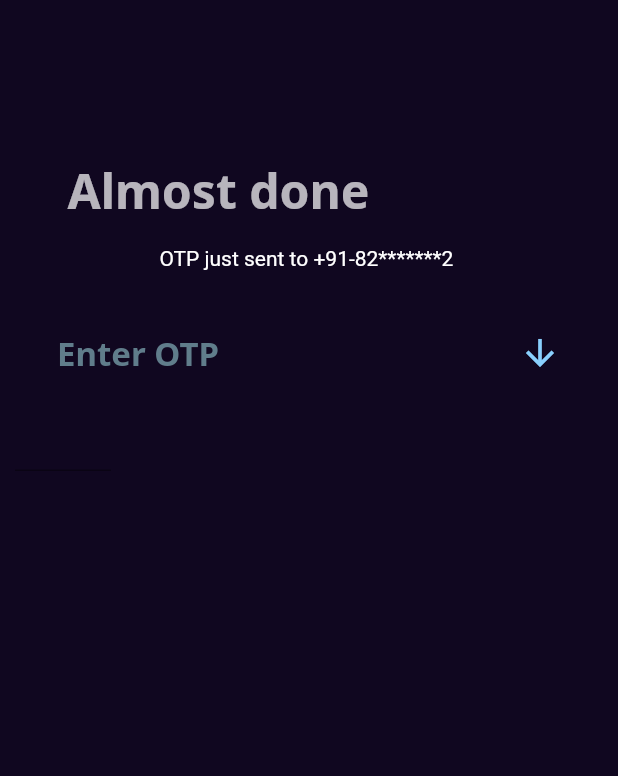
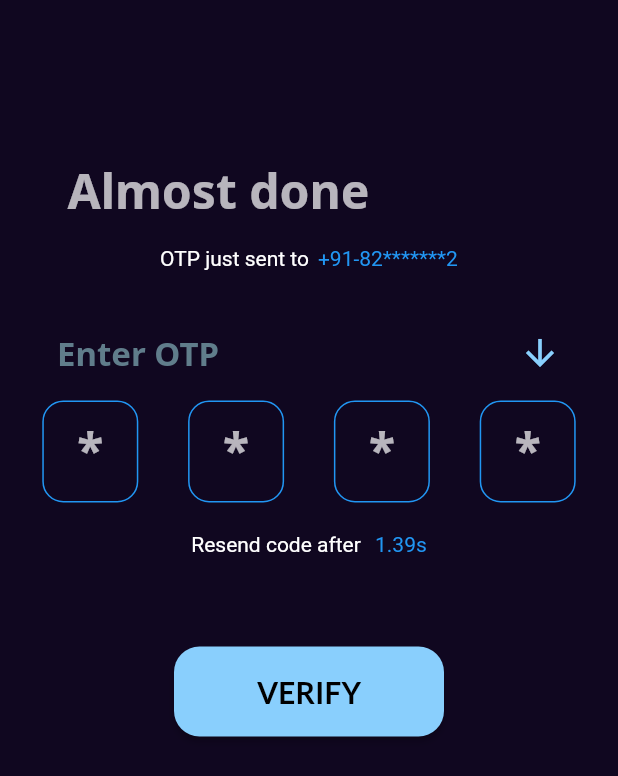
Before and after one commit to iamkranthi/expense_tracker_app, a Flutter app: the SignUpPage screen opened by its route, after a tap on "Sign in", on a phone screen of 412 x 824 dp. Shown: the top 776 px of the screen. Run offline on Flutter 3.47's test engine with Material 2 defaults, Android fonts, the phone set to English and light mode, and no system bars; our stand-ins replace animated_text_kit, flutter_signin_button, google_fonts, google_nav_bar, iconsax, lottie and 1 more.

Commit message:
otp verification page UI completed

```diff
--- a/lib/main.dart
+++ b/lib/main.dart
@@ -17,7 +17,7 @@ class MyApp extends StatelessWidget {
       title: 'expense tracker',
       theme: lightTheme,
       onGenerateRoute: route.controller,
-      initialRoute: route.loginpage,
+      initialRoute: route.authpage,
     );
   }
 }
--- a/lib/pages/intro_screens/auth_page.dart
+++ b/lib/pages/intro_screens/auth_page.dart
@@ -1,8 +1,7 @@
-
-
 import 'package:expense_tracker_app/export/exports.dart';
 import 'package:flutter/material.dart';
 import 'package:expense_tracker_app/routes/routes.dart' as route;
+import 'package:flutter/services.dart';
 
 class AuthPage extends StatelessWidget {
   const AuthPage({Key? key}) : super(key: key);
@@ -12,20 +11,24 @@ class AuthPage extends StatelessWidget {
     return Scaffold(
       body: Container(
         margin: const EdgeInsets.symmetric(horizontal: 10, vertical: 25),
-        // padding: const EdgeInsets.only(right: 10),
         child: Column(
           children: [
             verticalSpacer(80),
-            const WelcomeText(text1: 'Almost done '),
+            const WelcomeText(text1: 'Almost done'),
             verticalSpacer(15),
-            const NumberWidget(number: 'OTP just sent to +91-82*******2 '),
+            const NumberWidget(number: 'OTP just sent to', text: '+91-82*******2',),
             verticalSpacer(40),
             const Icontext(
               text1: 'Enter OTP',
               icon: Icons.arrow_downward_outlined,
             ),
+            verticalSpacer(17),
             const OtpForm(),
-           // const OtpForm(),
+            verticalSpacer(20),
+            const NumberWidget(number: 'Resend code after ', text: '1.39s'),
+            verticalSpacer(60),
+            const LogButton(logs: 'VERIFY')
+            // const OtpForm(),
           ],
         ),
       ),
@@ -35,16 +38,27 @@ class AuthPage extends StatelessWidget {
 
 class NumberWidget extends StatelessWidget {
   final String number;
+  final String text;
   const NumberWidget({
     super.key,
-    required this.number,
+    required this.number, required this.text,
   });
 
   @override
   Widget build(BuildContext context) {
-    return Text(
-      number,
-      style: const TextStyle(color: Colors.white),
+    return Row(
+      mainAxisAlignment: MainAxisAlignment.center,
+      children: [
+        Text(
+          number,
+          style: const TextStyle(color: Colors.white),
+        ),
+        horizontalSpacer(6),
+        Text(
+          text,
+          style: const TextStyle(color: Colors.blue),
+        ),
+      ],
     );
   }
 }
@@ -56,17 +70,56 @@ class OtpForm extends StatelessWidget {
   Widget build(BuildContext context) {
     return Form(
       child: Row(
-        children:  [
-          SizedBox(
-            height: 68,
-            width: 64,
-            child: TextField(
-              style: Theme.of(context).textTheme.headlineMedium,
-              keyboardType: TextInputType.number,
-            ),
-          )
+        mainAxisAlignment: MainAxisAlignment.spaceEvenly,
+        children: const [
+          OtpBox(),
+          OtpBox(),
+          OtpBox(),
+          OtpBox(),
         ],
       ),
     );
   }
 }
+
+class OtpBox extends StatelessWidget {
+  const OtpBox({
+    super.key,
+  });
+
+  @override
+  Widget build(BuildContext context) {
+    return Container(
+      margin: const EdgeInsets.symmetric(horizontal: 15),
+      height: 68,
+      width: 64,
+      decoration: BoxDecoration(
+          border: Border.all(color: Colors.blue),
+          borderRadius: BorderRadius.circular(14)),
+      child: TextFormField(
+        style: headingStyle,
+        onChanged: (value) {
+          if (value.length == 1) {
+            FocusScope.of(context).nextFocus();
+          }
+          if (value.isEmpty) {
+            FocusScope.of(context).previousFocus();
+          }
+          if (value.isNotEmpty) {
+            FocusScope.of(context).setFirstFocus;
+          }
+        },
+        keyboardType: TextInputType.number,
+        textAlign: TextAlign.center,
+        cursorWidth: 1.1,
+        cursorColor: Colors.white,
+        inputFormatters: [
+          LengthLimitingTextInputFormatter(1),
+          FilteringTextInputFormatter.digitsOnly,
+        ],
+        decoration: InputDecoration(
+            border: InputBorder.none, hintText: '*', hintStyle: headingStyle),
+      ),
+    );
+  }
+}
```
